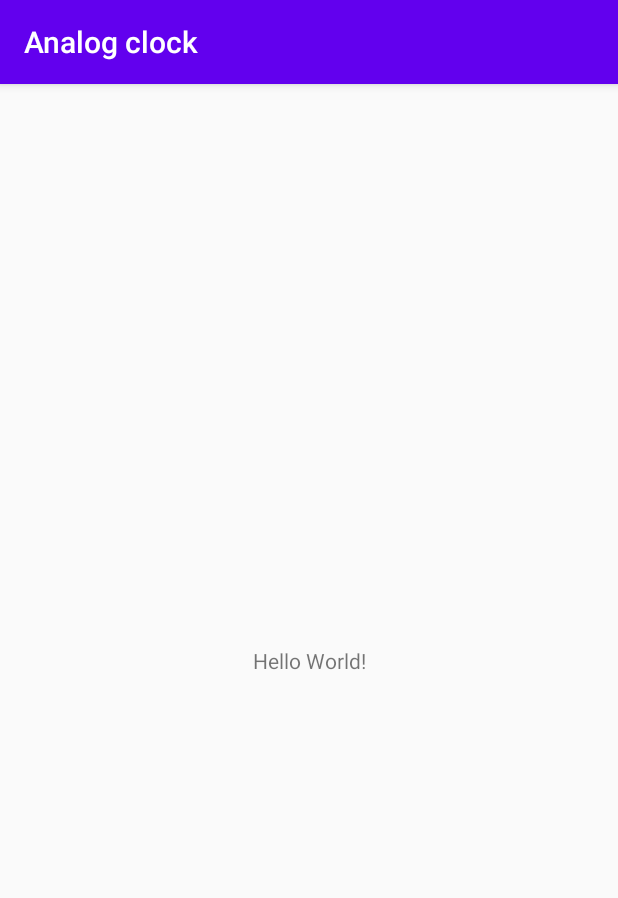
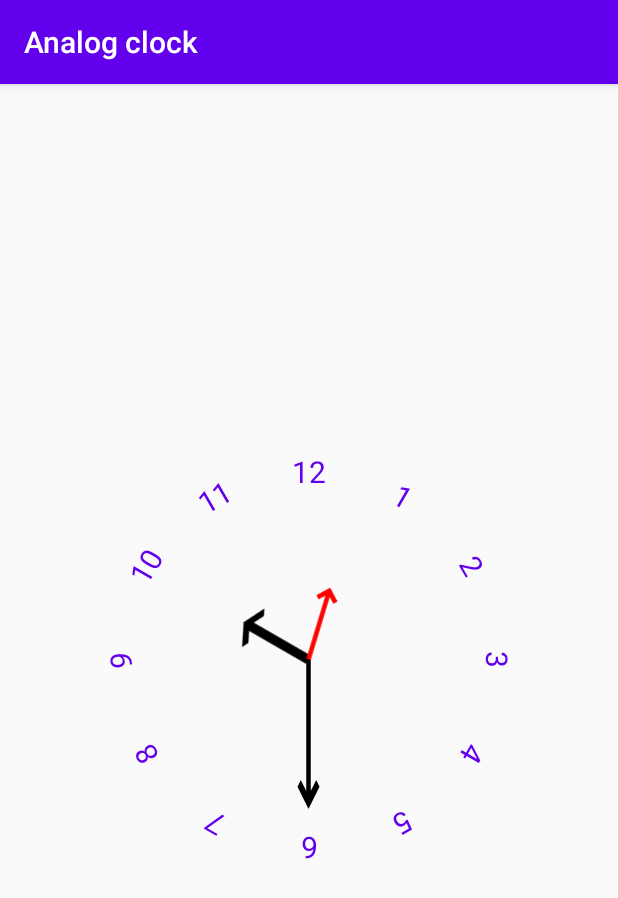
Before and after one commit to mironoff2007/analog_clock, an Android app: the screen it shows after launch (MainActivity), on a phone screen of 412 x 824 dp. Shown: the top 898 px of the screen. Run offline under Robolectric (Android 15) with nearby library versions, the phone set to English and light mode, and no system bars.

Commit message:
Implement clock with arrows and numbers

```diff
--- a/app/build.gradle
+++ b/app/build.gradle
@@ -3,13 +3,13 @@ apply plugin: 'kotlin-android'
 apply plugin: 'kotlin-android-extensions'
 
 android {
-    compileSdkVersion 32
-    buildToolsVersion "32.0.0"
+    compileSdkVersion 31
+    buildToolsVersion '29.0.3'
 
     defaultConfig {
         applicationId "ru.mironov.analogclock"
-        minSdkVersion 16
-        targetSdkVersion 32
+        minSdkVersion 24
+        targetSdkVersion 31
         versionCode 1
         versionName "1.0"
 
@@ -23,6 +23,10 @@ android {
         }
     }
 
+
+    viewBinding {
+        enabled true
+    }
 }
 
 dependencies {
@@ -34,4 +38,9 @@ dependencies {
     testImplementation 'junit:junit:4.12'
     androidTestImplementation 'androidx.test.ext:junit:1.1.3'
     androidTestImplementation 'androidx.test.espresso:espresso-core:3.4.0'
+
+    //Coroutines
+    implementation 'org.jetbrains.kotlinx:kotlinx-coroutines-core:1.6.0'
+    implementation 'androidx.lifecycle:lifecycle-viewmodel-ktx:2.4.0'
+    implementation 'androidx.lifecycle:lifecycle-runtime-ktx:2.4.0'
 }
--- a/app/src/main/AndroidManifest.xml
+++ b/app/src/main/AndroidManifest.xml
@@ -9,7 +9,8 @@
         android:roundIcon="@mipmap/ic_launcher_round"
         android:supportsRtl="true"
         android:theme="@style/AppTheme">
-        <activity android:name=".MainActivity">
+        <activity android:name=".MainActivity"
+            android:exported="true">
             <intent-filter>
                 <action android:name="android.intent.action.MAIN" />
 
--- a/app/src/main/java/ru/mironov/analogclock/MainActivity.kt
+++ b/app/src/main/java/ru/mironov/analogclock/MainActivity.kt
@@ -1,12 +1,74 @@
 package ru.mironov.analogclock
 
+import android.annotation.SuppressLint
+import android.icu.util.Calendar
+import android.os.Bundle
+import android.view.View
+import android.view.ViewGroup
+import android.widget.TextView
 import androidx.appcompat.app.AppCompatActivity
-import android.os.Bundle
+import androidx.lifecycle.coroutineScope
+import kotlinx.coroutines.Dispatchers
+import kotlinx.coroutines.Job
+import kotlinx.coroutines.launch
+import ru.mironov.analogclock.databinding.ActivityMainBinding
+import kotlin.concurrent.fixedRateTimer
 
 class MainActivity : AppCompatActivity() {
 
+    private var _binding: ActivityMainBinding? = null
+
+    private val binding get() = _binding!!
+
+    private lateinit var timerJob: Job
+
+    @SuppressLint("ResourceType")
     override fun onCreate(savedInstanceState: Bundle?) {
         super.onCreate(savedInstanceState)
+        _binding = ActivityMainBinding.inflate(layoutInflater)
         setContentView(R.layout.activity_main)
+
+
+        val arrowSecond = findViewById<View>(R.id.arrow_second)
+        val arrowMinute = findViewById<View>(R.id.arrow_minute)
+        val arrowHour = findViewById<View>(R.id.arrow_hour)
+
+        for (i in 1..12) {
+            val item = findViewById<ViewGroup>(R.id.main)
+            val numberView: View = layoutInflater.inflate(R.layout.clock_number_layout, null)
+            val textNumber = numberView.findViewById<TextView>(R.id.clockNumber)
+            textNumber.text = i.toString()
+            numberView.rotation = i * 360 / 12f
+            numberView.invalidate()
+            item.addView(numberView)
+        }
+
+        //Start timer
+        timerJob = lifecycle.coroutineScope.launch(Dispatchers.Default) {
+            fixedRateTimer("timer", false, 0L, 100)
+            {
+                lifecycle.coroutineScope.launch(Dispatchers.Main) {
+
+                    val rightNow = Calendar.getInstance()
+                    val hour = rightNow.get(Calendar.HOUR)
+                    val minute = rightNow.get(Calendar.MINUTE)
+                    val second =
+                        rightNow.get(Calendar.MILLISECOND) / 1000f + rightNow.get(Calendar.SECOND)
+
+                    arrowSecond.rotation = -90f + second * 360 / 60f
+                    arrowSecond.invalidate()
+                    arrowMinute.rotation = -90f + minute * 360 / 60f
+                    arrowMinute.invalidate()
+                    arrowHour.rotation = -90f + hour * 360 / 12f
+                    arrowHour.invalidate()
+                }
+            }
+        }
+    }
+
+    override fun onDestroy() {
+        super.onDestroy()
+        timerJob.cancel()
+        _binding = null
     }
 }
--- /dev/null
+++ b/app/src/main/res/drawable-v24/ic_arrow_hour.xml
@@ -0,0 +1,9 @@
+<vector xmlns:android="http://schemas.android.com/apk/res/android"
+    android:width="50dp"
+    android:height="100dp"
+    android:viewportWidth="476.213"
+    android:viewportHeight="476.213">
+  <path
+      android:fillColor="#FF000000"
+      android:pathData="M405.606,167.5l-21.212,21.213l34.393,34.393l-418.787,0l0,30l418.787,0l-34.393,34.394l21.212,21.213l70.607,-70.607z"/>
+</vector>
--- /dev/null
+++ b/app/src/main/res/drawable-v24/ic_arrow_minute.xml
@@ -0,0 +1,9 @@
+<vector xmlns:android="http://schemas.android.com/apk/res/android"
+    android:width="200dp"
+    android:height="100dp"
+    android:viewportWidth="476.213"
+    android:viewportHeight="476.213">
+  <path
+      android:fillColor="#FF000000"
+      android:pathData="M405.606,167.5l-21.212,21.213l34.393,34.393l-418.787,0l0,30l418.787,0l-34.393,34.394l21.212,21.213l70.607,-70.607z"/>
+</vector>
--- /dev/null
+++ b/app/src/main/res/drawable-v24/ic_arrow_second.xml
@@ -0,0 +1,9 @@
+<vector xmlns:android="http://schemas.android.com/apk/res/android"
+    android:width="100dp"
+    android:height="100dp"
+    android:viewportWidth="476.213"
+    android:viewportHeight="476.213">
+  <path
+      android:fillColor="#FF0000"
+      android:pathData="M405.606,167.5l-21.212,21.213l34.393,34.393l-418.787,0l0,30l418.787,0l-34.393,34.394l21.212,21.213l70.607,-70.607z"/>
+</vector>
--- /dev/null
+++ b/app/src/main/res/drawable/ic_arrow.xml
@@ -0,0 +1,9 @@
+<vector xmlns:android="http://schemas.android.com/apk/res/android"
+    android:width="476.213dp"
+    android:height="476.213dp"
+    android:viewportWidth="476.213"
+    android:viewportHeight="476.213">
+  <path
+      android:fillColor="#FF000000"
+      android:pathData="M405.606,167.5l-21.212,21.213l34.393,34.393l-418.787,0l0,30l418.787,0l-34.393,34.394l21.212,21.213l70.607,-70.607z"/>
+</vector>
--- a/app/src/main/res/layout/activity_main.xml
+++ b/app/src/main/res/layout/activity_main.xml
@@ -1,18 +1,57 @@
 <?xml version="1.0" encoding="utf-8"?>
-<androidx.constraintlayout.widget.ConstraintLayout xmlns:android="http://schemas.android.com/apk/res/android"
+<FrameLayout xmlns:android="http://schemas.android.com/apk/res/android"
     xmlns:app="http://schemas.android.com/apk/res-auto"
     xmlns:tools="http://schemas.android.com/tools"
     android:layout_width="match_parent"
     android:layout_height="match_parent"
-    tools:context=".MainActivity">
+    tools:context=".MainActivity"
+    android:id="@+id/main">
 
-    <TextView
-        android:layout_width="wrap_content"
-        android:layout_height="wrap_content"
-        android:text="Hello World!"
-        app:layout_constraintBottom_toBottomOf="parent"
-        app:layout_constraintLeft_toLeftOf="parent"
-        app:layout_constraintRight_toRightOf="parent"
-        app:layout_constraintTop_toTopOf="parent" />
+    <FrameLayout
+        android:id="@+id/arrow_minute"
+        android:layout_width="250dp"
+        android:layout_height="250dp"
+        android:layout_gravity="center"
+        android:rotation="0">
 
-</androidx.constraintlayout.widget.ConstraintLayout>
+        <ImageView
+            android:layout_gravity="center"
+            android:layout_width="200dp"
+            android:layout_height="50dp"
+            android:src="@drawable/ic_arrow_minute"
+            app:layout_constraintBottom_toBottomOf="parent"
+            app:layout_constraintStart_toStartOf="parent"
+            app:layout_constraintTop_toTopOf="parent"
+            android:layout_marginLeft="50dp"/>
+    </FrameLayout>
+
+    <FrameLayout
+        android:id="@+id/arrow_hour"
+        android:layout_width="200dp"
+        android:layout_height="200dp"
+        android:layout_gravity="center"
+        android:rotation="180">
+
+        <ImageView
+            android:layout_gravity="center"
+            android:layout_width="200dp"
+            android:layout_height="100dp"
+            android:src="@drawable/ic_arrow_hour"
+            android:layout_marginLeft="25dp"/>
+    </FrameLayout>
+
+    <FrameLayout
+        android:id="@+id/arrow_second"
+        android:layout_width="150dp"
+        android:layout_height="150dp"
+        android:layout_gravity="center"
+        android:rotation="-90">
+
+        <ImageView
+            android:layout_gravity="center"
+            android:layout_width="100dp"
+            android:layout_height="50dp"
+            android:src="@drawable/ic_arrow_second"
+            android:layout_marginLeft="25dp"/>
+    </FrameLayout>
+</FrameLayout>
--- /dev/null
+++ b/app/src/main/res/layout/clock_number_layout.xml
@@ -0,0 +1,17 @@
+<?xml version="1.0" encoding="utf-8"?>
+<FrameLayout xmlns:android="http://schemas.android.com/apk/res/android"
+android:id="@+id/number"
+android:layout_width="350dp"
+android:layout_height="350dp"
+android:layout_gravity="center">
+
+<TextView
+    android:id="@+id/clockNumber"
+    android:layout_gravity="center"
+    android:layout_width="wrap_content"
+    android:layout_height="wrap_content"
+    android:textSize="20sp"
+    android:text="0"
+    android:textColor="@color/colorPrimary"
+    android:layout_marginBottom="125dp" />
+</FrameLayout>
--- a/build.gradle
+++ b/build.gradle
@@ -1,14 +1,14 @@
 // Top-level build file where you can add configuration options common to all sub-projects/modules.
 
 buildscript {
-    ext.kotlin_version = '1.4.10'
+    ext.kotlin_version = '1.6.10'
     repositories {
         google()
         jcenter()
 
     }
     dependencies {
-        classpath 'com.android.tools.build:gradle:3.6.3'
+        classpath 'com.android.tools.build:gradle:7.1.0'
         classpath "org.jetbrains.kotlin:kotlin-gradle-plugin:$kotlin_version"
 
         // NOTE: Do not place your application dependencies here; they belong
```
Also changed, not shown: gradle/wrapper/gradle-wrapper.properties.
